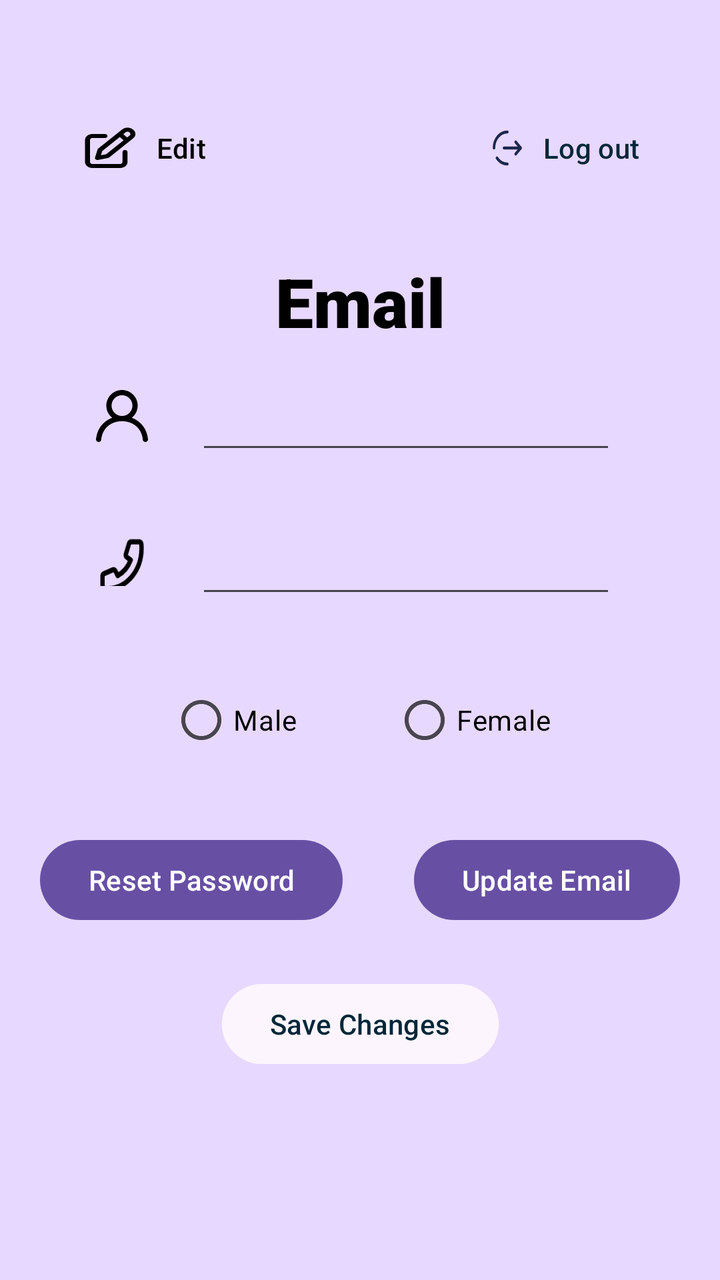
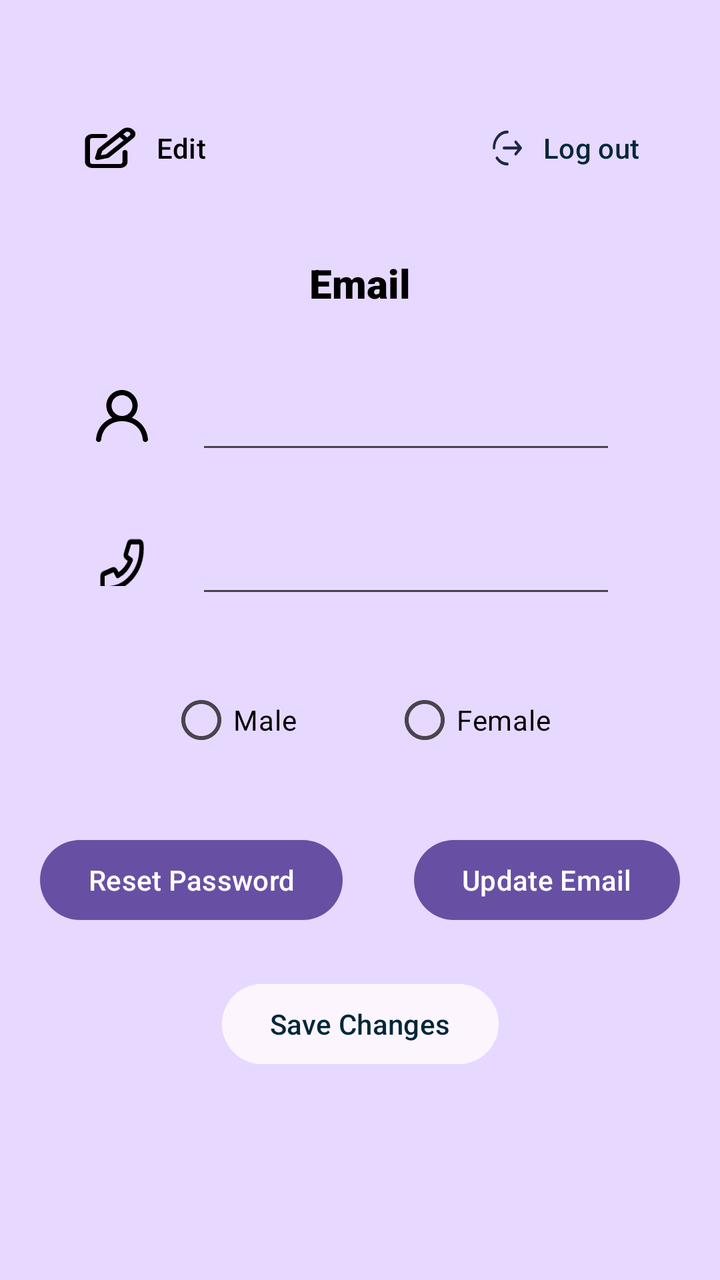

Two renders of the same Android screen: before a commit and after it. Below are the layout's source before the change and the commit's diff.
<!-- AndroidManifest.xml: activity theme Theme.SafeHaven -->
<!-- res/layout/activity_profile.xml -->
<?xml version="1.0" encoding="utf-8"?>
<androidx.constraintlayout.widget.ConstraintLayout xmlns:android="http://schemas.android.com/apk/res/android"
    xmlns:app="http://schemas.android.com/apk/res-auto"
    xmlns:tools="http://schemas.android.com/tools"
    android:layout_width="match_parent"
    android:layout_height="match_parent"
    android:background="@color/main_color"
    tools:context=".ProfileActivity">

    <Button
        android:id="@+id/BtnLogOut"
        android:layout_width="wrap_content"
        android:layout_height="wrap_content"
        android:layout_marginTop="50dp"
        android:layout_marginEnd="16dp"
        android:backgroundTint="@color/main_color"
        android:drawableLeft="@drawable/ic_logout_24"
        android:text="Log out"
        android:textColor="#002738"
        app:layout_constraintEnd_toEndOf="parent"
        app:layout_constraintTop_toTopOf="parent" />

    <Button
        android:id="@+id/BtnEdit"
        android:layout_width="wrap_content"
        android:layout_height="wrap_content"
        android:layout_marginStart="16dp"
        android:layout_marginTop="50dp"
        android:backgroundTint="@color/main_color"
        android:drawableLeft="@drawable/ic_edit_24"
        android:text="Edit"
        android:textColor="@color/black"
        app:layout_constraintStart_toStartOf="parent"
        app:layout_constraintTop_toTopOf="parent" />

    <TextView
        android:id="@+id/TvEmail"
        android:layout_width="wrap_content"
        android:layout_height="wrap_content"
        android:layout_marginTop="128dp"
        android:fontFamily="sans-serif-black"
        android:text="Email"
        android:textColor="@color/black"
        android:textSize="34sp"
        app:layout_constraintEnd_toEndOf="parent"
        app:layout_constraintStart_toStartOf="parent"
        app:layout_constraintTop_toTopOf="parent" />

    <ImageView
        android:id="@+id/IvProfileName"
        android:layout_width="26dp"
        android:layout_height="48dp"
        android:layout_marginStart="48dp"
        android:layout_marginTop="184dp"
        android:src="@drawable/ic_profile"
        app:layout_constraintStart_toStartOf="parent"
        app:layout_constraintTop_toTopOf="parent" />

    <EditText
        android:id="@+id/EtName"
        android:layout_width="0dp"
        android:layout_height="48dp"
        android:layout_marginStart="24dp"
        android:contentDescription="Name"
        android:ems="10"
        android:inputType="text"
        android:textColor="@color/black"
        app:layout_constraintStart_toEndOf="@+id/IvProfileName"
        app:layout_constraintTop_toTopOf="@+id/IvProfileName" />

    <ImageView
        android:id="@+id/IvPhoneNum"
        android:layout_width="26dp"
        android:layout_height="48dp"
        android:layout_marginStart="48dp"
        android:layout_marginTop="24dp"
        android:src="@drawable/ic_phonenumber"
        app:layout_constraintStart_toStartOf="parent"
        app:layout_constraintTop_toBottomOf="@+id/IvProfileName" />

    <EditText
        android:id="@+id/EtPhoneNum"
        android:layout_width="0dp"
        android:layout_height="48dp"
        android:layout_marginStart="24dp"
        android:contentDescription="Phone Number"
        android:ems="10"
        android:inputType="phone"
        android:textColor="@color/black"
        app:layout_constraintStart_toEndOf="@+id/IvPhoneNum"
        app:layout_constraintTop_toTopOf="@+id/IvPhoneNum" />

    <RadioGroup
        android:id="@+id/RgGender"
        android:layout_width="wrap_content"
        android:layout_height="wrap_content"
        android:layout_marginTop="32dp"
        android:orientation="horizontal"
        app:layout_constraintEnd_toEndOf="parent"
        app:layout_constraintStart_toStartOf="parent"
        app:layout_constraintTop_toBottomOf="@+id/EtPhoneNum">

        <RadioButton
            android:id="@+id/RbMale"
            android:layout_width="wrap_content"
            android:layout_height="wrap_content"
            android:layout_marginEnd="48dp"
            android:text="@string/gender_male"
            android:textColor="@color/black" />

        <RadioButton
            android:id="@+id/RbFemale"
            android:layout_width="wrap_content"
            android:layout_height="wrap_content"
            android:text="@string/gender_female"
            android:textColor="@color/black" />
    </RadioGroup>

    <Button
        android:id="@+id/BtnUpdateEmail"
        android:layout_width="wrap_content"
        android:layout_height="wrap_content"
        android:layout_marginStart="16dp"
        android:layout_marginEnd="16dp"
        android:text="Update Email"
        app:layout_constraintEnd_toEndOf="parent"
        app:layout_constraintStart_toEndOf="@+id/BtnResetPassword"
        app:layout_constraintTop_toTopOf="@+id/BtnResetPassword" />

    <Button
        android:id="@+id/BtnResetPassword"
        android:layout_width="wrap_content"
        android:layout_height="wrap_content"
        android:layout_marginStart="16dp"
        android:layout_marginTop="32dp"
        android:layout_marginEnd="16dp"
        android:text="Reset Password"
        app:layout_constraintEnd_toStartOf="@+id/BtnUpdateEmail"
        app:layout_constraintStart_toStartOf="parent"
        app:layout_constraintTop_toBottomOf="@+id/RgGender" />

    <Button
        android:id="@+id/BtnSaveChanges"
        android:layout_width="wrap_content"
        android:layout_height="wrap_content"
        android:layout_marginTop="24dp"
        android:backgroundTint="#FCF5FD"
        android:text="Save Changes"
        android:textColor="#002738"
        app:layout_constraintEnd_toEndOf="parent"
        app:layout_constraintStart_toStartOf="parent"
        app:layout_constraintTop_toBottomOf="@+id/BtnResetPassword" />

</androidx.constraintlayout.widget.ConstraintLayout>
<!-- resources referenced by this layout -->
<resources>
  <color name="black">#FF000000</color>
  <color name="main_color">#E7D8FF</color>
  <!-- drawable ic_edit_24 (drawable) -->
  <vector xmlns:android="http://schemas.android.com/apk/res/android" android:height="24dp" android:viewportHeight="24" android:viewportWidth="24" android:width="30dp">
        
      <path android:fillColor="#000000" android:fillType="evenOdd" android:pathData="M21.121,2.707C19.95,1.535 18.05,1.535 16.879,2.707L15.199,4.387L7.293,12.293C7.165,12.421 7.074,12.582 7.03,12.757L6.03,16.757C5.945,17.098 6.045,17.459 6.293,17.707C6.541,17.955 6.902,18.055 7.243,17.97L11.243,16.97C11.418,16.926 11.579,16.835 11.707,16.707L19.556,8.859L21.293,7.121C22.465,5.95 22.465,4.05 21.293,2.879L21.121,2.707ZM18.293,4.121C18.683,3.731 19.317,3.731 19.707,4.121L19.879,4.293C20.269,4.683 20.269,5.317 19.879,5.707L18.862,6.724L17.307,5.107L18.293,4.121ZM15.892,6.522L17.448,8.138L10.489,15.097L8.374,15.626L8.903,13.511L15.892,6.522ZM4,8C4,7.448 4.448,7 5,7H10C10.552,7 11,6.552 11,6C11,5.448 10.552,5 10,5H5C3.343,5 2,6.343 2,8V19C2,20.657 3.343,22 5,22H16C17.657,22 19,20.657 19,19V14C19,13.448 18.552,13 18,13C17.448,13 17,13.448 17,14V19C17,19.552 16.552,20 16,20H5C4.448,20 4,19.552 4,19V8Z"/>
      
  </vector>
  <!-- drawable ic_logout_24 (drawable) -->
  <vector xmlns:android="http://schemas.android.com/apk/res/android" android:height="24dp" android:viewportHeight="24" android:viewportWidth="24" android:width="20dp">
        
      <path android:fillColor="#00000000" android:pathData="M10,12H20M20,12L17,9M20,12L17,15" android:strokeColor="#1C274C" android:strokeLineCap="round" android:strokeLineJoin="round" android:strokeWidth="1.5"/>
        
      <path android:fillColor="#00000000" android:pathData="M4,12C4,7.582 7.582,4 12,4M12,20C9.474,20 7.221,18.829 5.755,17" android:strokeColor="#1C274C" android:strokeLineCap="round" android:strokeWidth="1.5"/>
      
  </vector>
  <!-- drawable ic_profile (drawable) -->
  <vector xmlns:android="http://schemas.android.com/apk/res/android" android:height="24dp" android:viewportHeight="20" android:viewportWidth="20" android:width="24dp">
        
      <path android:fillColor="#000000" android:fillType="evenOdd" android:pathData="M10,10C7.783,10 5.981,8.206 5.981,6C5.981,3.794 7.783,2 10,2C12.217,2 14.019,3.794 14.019,6C14.019,8.206 12.217,10 10,10M13.776,10.673C15.37,9.396 16.3,7.331 15.958,5.07C15.561,2.447 13.369,0.348 10.722,0.042C7.07,-0.381 3.971,2.449 3.971,6C3.971,7.89 4.852,9.574 6.224,10.673C2.852,11.934 0.39,14.895 0.005,18.891C-0.052,19.482 0.412,20 1.008,20C1.52,20 1.956,19.616 2.001,19.109C2.404,14.646 5.837,12 10,12C14.163,12 17.596,14.646 17.999,19.109C18.044,19.616 18.48,20 18.992,20C19.588,20 20.052,19.482 19.995,18.891C19.61,14.895 17.148,11.934 13.776,10.673" android:strokeColor="#00000000" android:strokeWidth="1"/>
      
  </vector>
  <string name="gender_female">Female</string>
  <string name="gender_male">Male</string>
  <style name="Theme.SafeHaven" parent="Base.Theme.SafeHaven" />
  <style name="Base.Theme.SafeHaven" parent="Theme.Material3.DayNight.NoActionBar">
          
          
      </style>
  <!-- unchanged entries left out for length: 1 -->
</resources>

<!-- the commit's change to res/layout/activity_profile.xml (unified diff, before → after) -->
@@ -41,7 +41,7 @@
         android:fontFamily="sans-serif-black"
         android:text="Email"
         android:textColor="@color/black"
-        android:textSize="34sp"
+        android:textSize="20sp"
         app:layout_constraintEnd_toEndOf="parent"
         app:layout_constraintStart_toStartOf="parent"
         app:layout_constraintTop_toTopOf="parent" />
